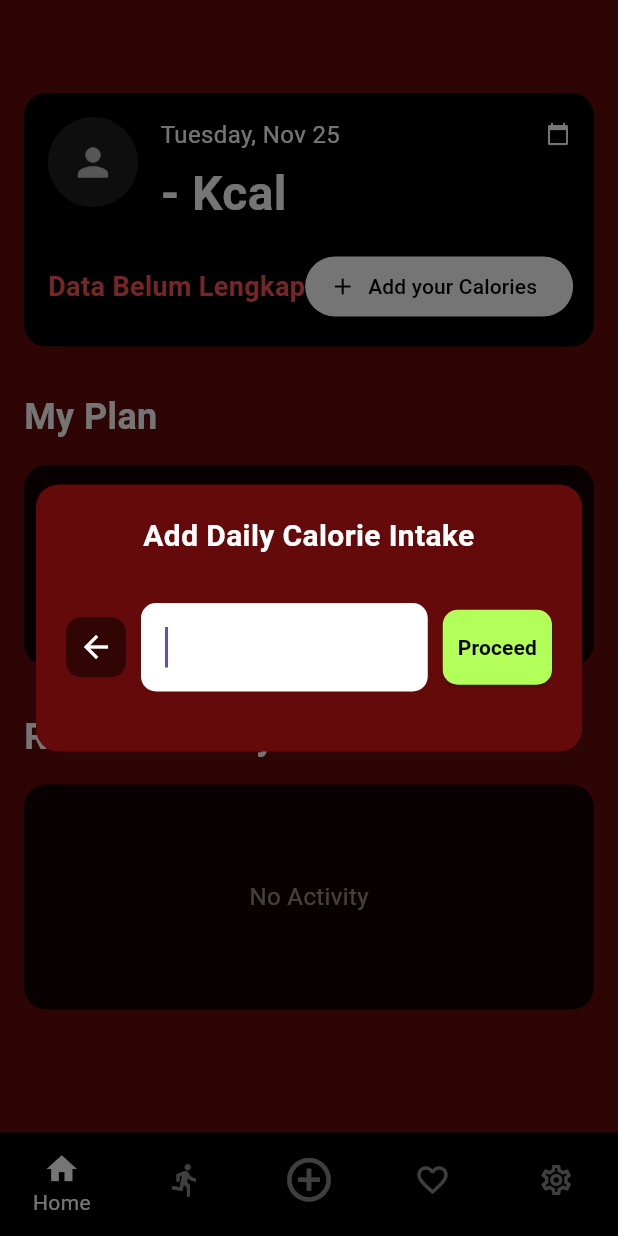
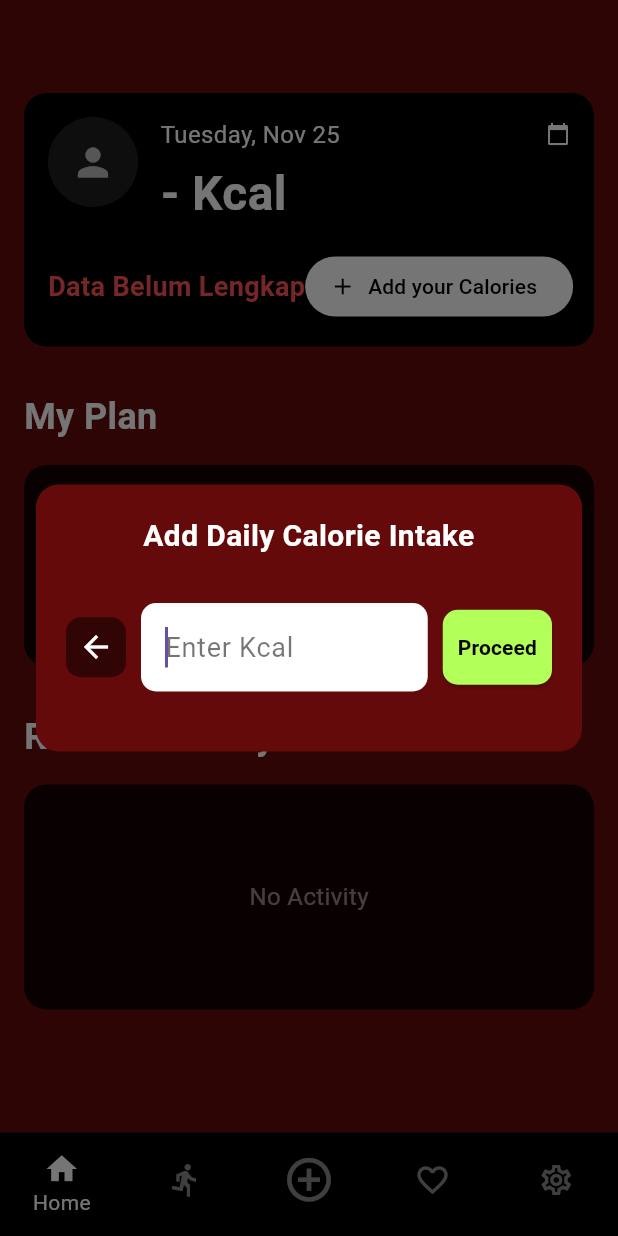
Before and after one commit to susenayw/FitLife, a Flutter app: the MainScreen screen opened directly, after a tap on "Add your Calories", on a phone screen of 412 x 824 dp. Run offline on Flutter 3.47's test engine with Material 3 defaults, Android fonts, the phone set to English and light mode, and no system bars; our stand-ins replace image_picker; accounts and stored records are empty.

```diff
--- a/lib/main_screen.dart
+++ b/lib/main_screen.dart
@@ -100,11 +100,13 @@ class _DashboardPageState extends State<DashboardPage> {
       builder: (BuildContext dialogContext) {
         return Center(
           child: SingleChildScrollView(
+            child: Material(
+              color: Colors.transparent,
               child: Container(
                 margin: const EdgeInsets.symmetric(horizontal: 24),
                 padding: const EdgeInsets.all(20),
                 decoration: BoxDecoration(
-                color: const Color(0xFF640A0A), // Warna merah tua
+                  color: const Color(0xFF640A0A),
                   borderRadius: BorderRadius.circular(15),
                 ),
                 child: Column(
@@ -142,11 +144,11 @@ class _DashboardPageState extends State<DashboardPage> {
                           child: TextField(
                             controller: _calorieController,
                             keyboardType: TextInputType.number,
-                          style: const TextStyle(color: Colors.white, fontSize: 18),
+                            style: const TextStyle(color: Colors.black, fontSize: 18), // PERUBAHAN UTAMA: Ubah teks menjadi hitam
                             autofocus: true,
                             decoration: InputDecoration(
                               hintText: 'Enter Kcal',
-                            hintStyle: const TextStyle(color: Colors.white54),
+                              hintStyle: const TextStyle(color: Colors.black54), // Ganti hint style juga
                               filled: true,
                               fillColor: Colors.white, // Input background putih
                               border: OutlineInputBorder(
@@ -164,7 +166,7 @@ class _DashboardPageState extends State<DashboardPage> {
                             final int? calories = int.tryParse(_calorieController.text);
                             if (calories != null && calories > 0) {
                               setState(() {
-                              _dailyCalorieIntake = calories; // Update state lokal
+                                _dailyCalorieIntake = calories;
                               });
                               ScaffoldMessenger.of(context).showSnackBar(
                                 SnackBar(content: Text('Calorie intake of $calories Kcal saved!')),
@@ -178,7 +180,7 @@ class _DashboardPageState extends State<DashboardPage> {
                           },
                           child: const Text('Proceed', style: TextStyle(color: Colors.black, fontWeight: FontWeight.bold)),
                           style: ElevatedButton.styleFrom(
-                          backgroundColor: Colors.lightGreenAccent, // Warna hijau terang
+                            backgroundColor: Colors.lightGreenAccent,
                             shape: RoundedRectangleBorder(
                               borderRadius: BorderRadius.circular(10),
                             ),
@@ -189,6 +191,7 @@ class _DashboardPageState extends State<DashboardPage> {
                     ),
                     const SizedBox(height: 20),
                   ],
+                ),
               ),
             ),
           ),
```
Lines whose indentation alone changed are shown as unchanged.
